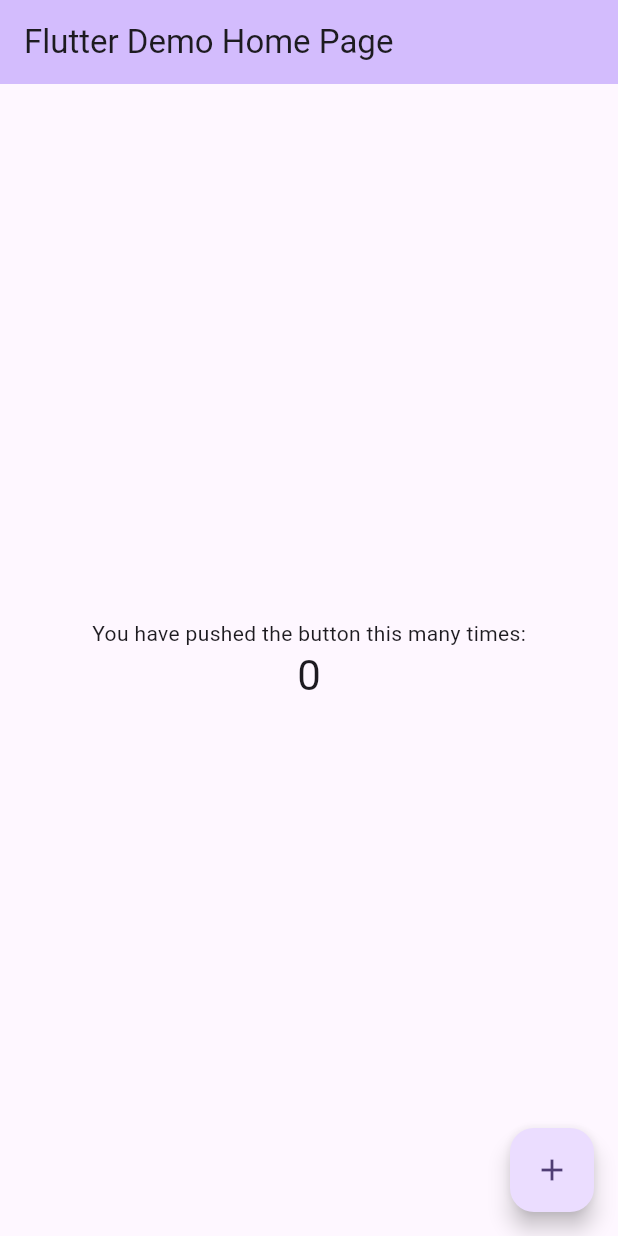
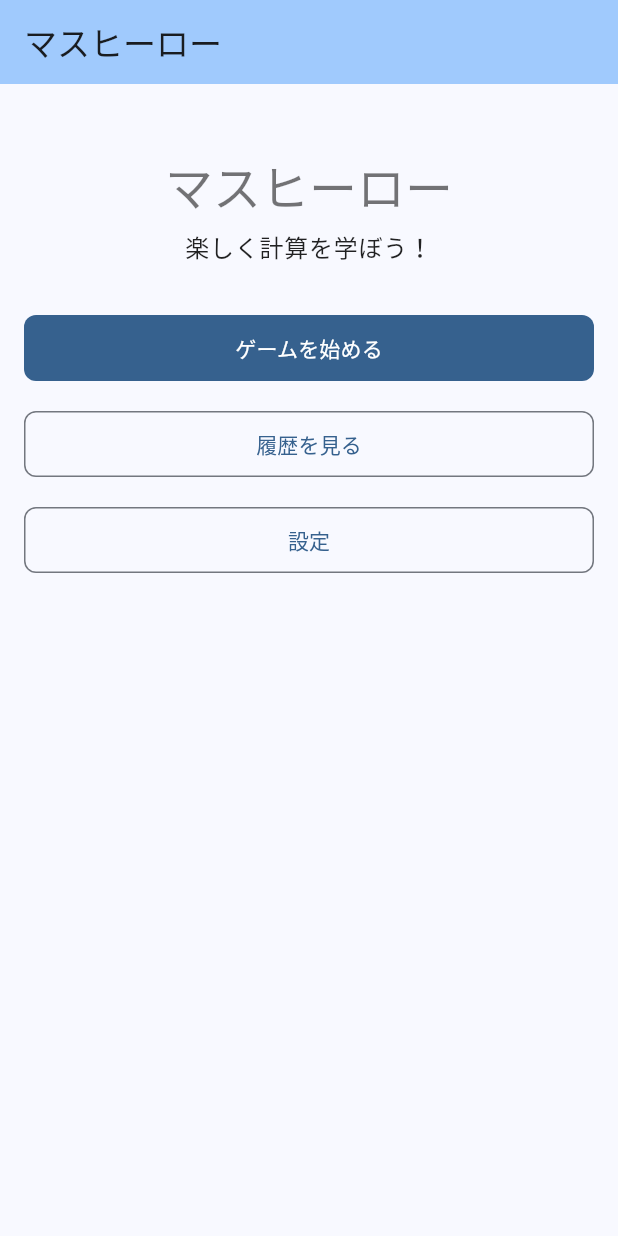
Before and after one commit to sekinet813/math-hero-app, a Flutter app: the screen it shows after launch, on a phone screen of 412 x 824 dp. Run offline on Flutter 3.47's test engine with Material 3 defaults, Android fonts, the light colour scheme and no system bars.

Commit message:
Flutterプロジェクト初期化 & ベース構造作成

```diff
--- a/lib/main.dart
+++ b/lib/main.dart
@@ -1,122 +1,22 @@
 import 'package:flutter/material.dart';
+import 'screens/home_screen.dart';
+import 'utils/theme.dart';
 
 void main() {
-  runApp(const MyApp());
+  runApp(const MathHeroApp());
 }
 
-class MyApp extends StatelessWidget {
-  const MyApp({super.key});
+/// マスヒーローアプリのメインクラス
+class MathHeroApp extends StatelessWidget {
+  const MathHeroApp({super.key});
 
-  // This widget is the root of your application.
   @override
   Widget build(BuildContext context) {
     return MaterialApp(
-      title: 'Flutter Demo',
-      theme: ThemeData(
-        // This is the theme of your application.
-        //
-        // TRY THIS: Try running your application with "flutter run". You'll see
-        // the application has a purple toolbar. Then, without quitting the app,
-        // try changing the seedColor in the colorScheme below to Colors.green
-        // and then invoke "hot reload" (save your changes or press the "hot
-        // reload" button in a Flutter-supported IDE, or press "r" if you used
-        // the command line to start the app).
-        //
-        // Notice that the counter didn't reset back to zero; the application
-        // state is not lost during the reload. To reset the state, use hot
-        // restart instead.
-        //
-        // This works for code too, not just values: Most code changes can be
-        // tested with just a hot reload.
-        colorScheme: ColorScheme.fromSeed(seedColor: Colors.deepPurple),
-      ),
-      home: const MyHomePage(title: 'Flutter Demo Home Page'),
+      title: 'マスヒーロー',
+      theme: AppTheme.lightTheme,
+      darkTheme: AppTheme.darkTheme,
+      home: const HomeScreen(),
     );
   }
 }
-
-class MyHomePage extends StatefulWidget {
-  const MyHomePage({super.key, required this.title});
-
-  // This widget is the home page of your application. It is stateful, meaning
-  // that it has a State object (defined below) that contains fields that affect
-  // how it looks.
-
-  // This class is the configuration for the state. It holds the values (in this
-  // case the title) provided by the parent (in this case the App widget) and
-  // used by the build method of the State. Fields in a Widget subclass are
-  // always marked "final".
-
-  final String title;
-
-  @override
-  State<MyHomePage> createState() => _MyHomePageState();
-}
-
-class _MyHomePageState extends State<MyHomePage> {
-  int _counter = 0;
-
-  void _incrementCounter() {
-    setState(() {
-      // This call to setState tells the Flutter framework that something has
-      // changed in this State, which causes it to rerun the build method below
-      // so that the display can reflect the updated values. If we changed
-      // _counter without calling setState(), then the build method would not be
-      // called again, and so nothing would appear to happen.
-      _counter++;
-    });
-  }
-
-  @override
-  Widget build(BuildContext context) {
-    // This method is rerun every time setState is called, for instance as done
-    // by the _incrementCounter method above.
-    //
-    // The Flutter framework has been optimized to make rerunning build methods
-    // fast, so that you can just rebuild anything that needs updating rather
-    // than having to individually change instances of widgets.
-    return Scaffold(
-      appBar: AppBar(
-        // TRY THIS: Try changing the color here to a specific color (to
-        // Colors.amber, perhaps?) and trigger a hot reload to see the AppBar
-        // change color while the other colors stay the same.
-        backgroundColor: Theme.of(context).colorScheme.inversePrimary,
-        // Here we take the value from the MyHomePage object that was created by
-        // the App.build method, and use it to set our appbar title.
-        title: Text(widget.title),
-      ),
-      body: Center(
-        // Center is a layout widget. It takes a single child and positions it
-        // in the middle of the parent.
-        child: Column(
-          // Column is also a layout widget. It takes a list of children and
-          // arranges them vertically. By default, it sizes itself to fit its
-          // children horizontally, and tries to be as tall as its parent.
-          //
-          // Column has various properties to control how it sizes itself and
-          // how it positions its children. Here we use mainAxisAlignment to
-          // center the children vertically; the main axis here is the vertical
-          // axis because Columns are vertical (the cross axis would be
-          // horizontal).
-          //
-          // TRY THIS: Invoke "debug painting" (choose the "Toggle Debug Paint"
-          // action in the IDE, or press "p" in the console), to see the
-          // wireframe for each widget.
-          mainAxisAlignment: MainAxisAlignment.center,
-          children: <Widget>[
-            const Text('You have pushed the button this many times:'),
-            Text(
-              '$_counter',
-              style: Theme.of(context).textTheme.headlineMedium,
-            ),
-          ],
-        ),
-      ),
-      floatingActionButton: FloatingActionButton(
-        onPressed: _incrementCounter,
-        tooltip: 'Increment',
-        child: const Icon(Icons.add),
-      ), // This trailing comma makes auto-formatting nicer for build methods.
-    );
-  }
-}
--- /dev/null
+++ b/lib/screens/home_screen.dart
@@ -0,0 +1,62 @@
+import 'package:flutter/material.dart';
+import '../utils/constants.dart';
+
+/// ホーム画面
+class HomeScreen extends StatelessWidget {
+  const HomeScreen({super.key});
+
+  @override
+  Widget build(BuildContext context) {
+    return Scaffold(
+      appBar: AppBar(
+        title: const Text('マスヒーロー'),
+        backgroundColor: Theme.of(context).colorScheme.inversePrimary,
+      ),
+      body: Padding(
+        padding: const EdgeInsets.all(AppConstants.kSpacing16),
+        child: Column(
+          crossAxisAlignment: CrossAxisAlignment.stretch,
+          children: [
+            const SizedBox(height: AppConstants.kSpacing32),
+            // タイトル
+            Text(
+              'マスヒーロー',
+              style: Theme.of(context).textTheme.headlineLarge,
+              textAlign: TextAlign.center,
+            ),
+            const SizedBox(height: AppConstants.kSpacing8),
+            Text(
+              '楽しく計算を学ぼう！',
+              style: Theme.of(context).textTheme.bodyLarge,
+              textAlign: TextAlign.center,
+            ),
+            const SizedBox(height: AppConstants.kSpacing32),
+            // ゲーム開始ボタン
+            FilledButton(
+              onPressed: () {
+                // TODO: ゲーム画面に遷移
+              },
+              child: const Text('ゲームを始める'),
+            ),
+            const SizedBox(height: AppConstants.kSpacing16),
+            // 履歴ボタン
+            OutlinedButton(
+              onPressed: () {
+                // TODO: 履歴画面に遷移
+              },
+              child: const Text('履歴を見る'),
+            ),
+            const SizedBox(height: AppConstants.kSpacing16),
+            // 設定ボタン
+            OutlinedButton(
+              onPressed: () {
+                // TODO: 設定画面に遷移
+              },
+              child: const Text('設定'),
+            ),
+          ],
+        ),
+      ),
+    );
+  }
+}
--- /dev/null
+++ b/lib/utils/constants.dart
@@ -0,0 +1,44 @@
+/// アプリ全体で使用する定数
+class AppConstants {
+  // プライバシーコンストラクタ
+  AppConstants._();
+
+  // スペーシング
+  static const double kSpacing8 = 8.0;
+  static const double kSpacing12 = 12.0;
+  static const double kSpacing16 = 16.0;
+  static const double kSpacing24 = 24.0;
+  static const double kSpacing32 = 32.0;
+
+  // ボーダー半径
+  static const double kBorderRadius8 = 8.0;
+  static const double kBorderRadius12 = 12.0;
+
+  // カラーパレット
+  static const int kPrimaryLight = 0xFF64B5F6;
+  static const int kPrimary = 0xFF2196F3;
+  static const int kPrimaryDark = 0xFF1976D2;
+
+  static const int kSecondaryLight = 0xFFFFE082;
+  static const int kSecondary = 0xFFFFC107;
+  static const int kSecondaryDark = 0xFFFFA000;
+
+  static const int kSuccess = 0xFF66BB6A;
+  static const int kWarning = 0xFFFFB74D;
+  static const int kError = 0xFFEF5350;
+
+  // ゲーム設定
+  static const int kDefaultTimeLimit = 60; // 秒
+  static const int kMaxQuestions = 100;
+  static const int kMinNumber = 1;
+  static const int kMaxNumber = 20;
+
+  // データベース
+  static const String kDatabaseName = 'math_hero.db';
+  static const int kDatabaseVersion = 1;
+
+  // 通知設定
+  static const String kNotificationChannelId = 'math_hero_notifications';
+  static const String kNotificationChannelName = 'マスヒーロー通知';
+  static const String kNotificationChannelDescription = '計算ゲームの通知';
+}
--- /dev/null
+++ b/lib/utils/theme.dart
@@ -0,0 +1,80 @@
+import 'package:flutter/material.dart';
+import 'constants.dart';
+
+/// アプリのテーマ設定
+class AppTheme {
+  // プライバシーコンストラクタ
+  AppTheme._();
+
+  /// ライトテーマ
+  static ThemeData get lightTheme {
+    final colorScheme = ColorScheme.fromSeed(
+      seedColor: const Color(AppConstants.kPrimary),
+      brightness: Brightness.light,
+    );
+
+    return ThemeData(
+      useMaterial3: true,
+      colorScheme: colorScheme,
+      textTheme: Typography.blackMountainView,
+      filledButtonTheme: FilledButtonThemeData(
+        style: FilledButton.styleFrom(
+          shape: RoundedRectangleBorder(
+            borderRadius: BorderRadius.circular(AppConstants.kBorderRadius8),
+          ),
+          padding: const EdgeInsets.symmetric(
+            horizontal: AppConstants.kSpacing24,
+            vertical: AppConstants.kSpacing12,
+          ),
+        ),
+      ),
+      outlinedButtonTheme: OutlinedButtonThemeData(
+        style: OutlinedButton.styleFrom(
+          shape: RoundedRectangleBorder(
+            borderRadius: BorderRadius.circular(AppConstants.kBorderRadius8),
+          ),
+          padding: const EdgeInsets.symmetric(
+            horizontal: AppConstants.kSpacing24,
+            vertical: AppConstants.kSpacing12,
+          ),
+        ),
+      ),
+    );
+  }
+
+  /// ダークテーマ
+  static ThemeData get darkTheme {
+    final colorScheme = ColorScheme.fromSeed(
+      seedColor: const Color(AppConstants.kPrimary),
+      brightness: Brightness.dark,
+    );
+
+    return ThemeData(
+      useMaterial3: true,
+      colorScheme: colorScheme,
+      textTheme: Typography.whiteMountainView,
+      filledButtonTheme: FilledButtonThemeData(
+        style: FilledButton.styleFrom(
+          shape: RoundedRectangleBorder(
+            borderRadius: BorderRadius.circular(AppConstants.kBorderRadius8),
+          ),
+          padding: const EdgeInsets.symmetric(
+            horizontal: AppConstants.kSpacing24,
+            vertical: AppConstants.kSpacing12,
+          ),
+        ),
+      ),
+      outlinedButtonTheme: OutlinedButtonThemeData(
+        style: OutlinedButton.styleFrom(
+          shape: RoundedRectangleBorder(
+            borderRadius: BorderRadius.circular(AppConstants.kBorderRadius8),
+          ),
+          padding: const EdgeInsets.symmetric(
+            horizontal: AppConstants.kSpacing24,
+            vertical: AppConstants.kSpacing12,
+          ),
+        ),
+      ),
+    );
+  }
+}
```
Also changed, not shown: lib/models/game_result.dart (added, +60 -0 lines), lib/models/player.dart (added, +49 -0 lines), lib/utils/card_styles.dart (added, +33 -0 lines), pubspec.yaml (+13 -0 lines), pubspec.lock, 11 other files.
